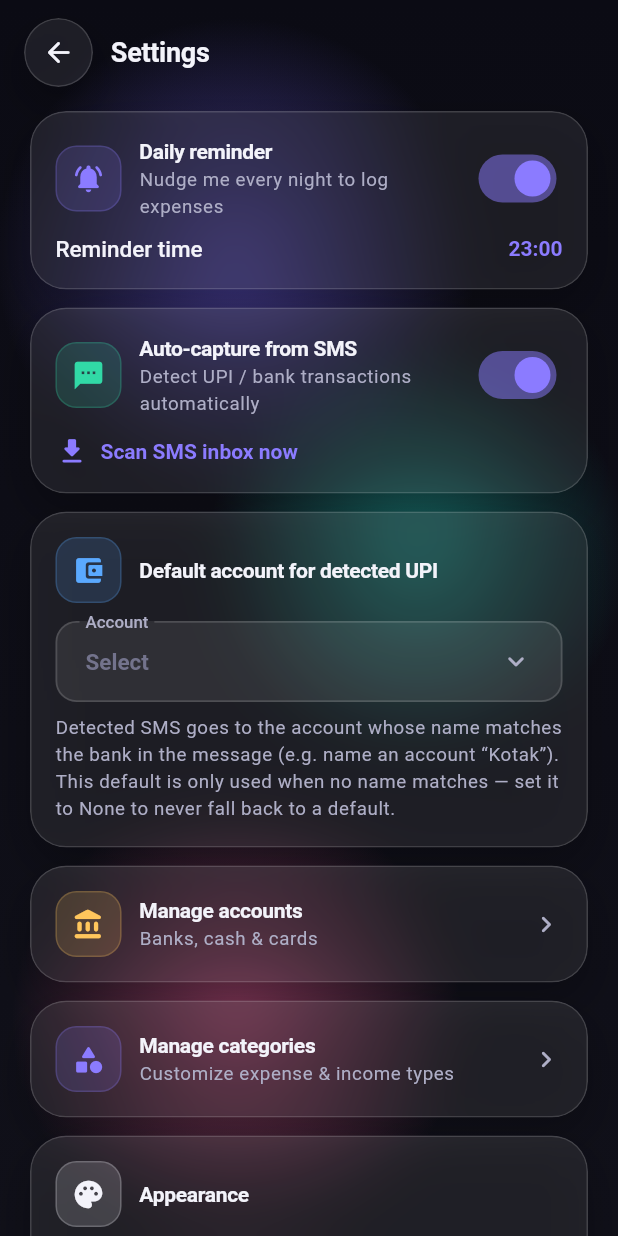
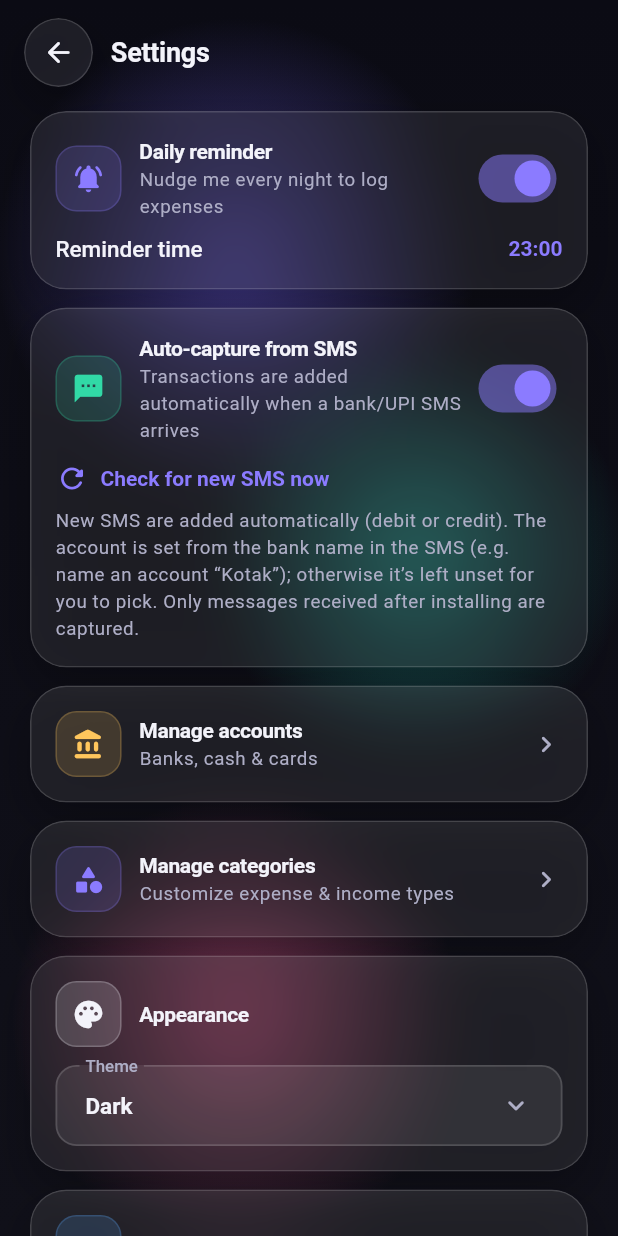
Before and after one commit to syedfarhan-596/Portfolio, a Flutter app: the SettingsScreen screen opened directly, on a phone screen of 412 x 824 dp. Run offline on Flutter 3.47's test engine with Material 3 defaults, Android fonts, the phone set to English and light mode, and no system bars; our stand-ins replace file_picker, flutter_contacts, flutter_local_notifications, flutter_riverpod, share_plus, shared_preferences and 2 more; missing offline and left inert: another_telephony; accounts and stored records are empty.

Commit message:
SMS: auto-add transactions (no approval), real-time capture, drop default account
- Incoming bank/UPI SMS are added directly as confirmed debit/credit txns and a
  notification is shown; user can edit category/account later
- Real-time foreground listener + catch-up scan on open/resume
- Only messages received after install are considered (lastSmsScan seeded to
  install time); old inbox is ignored
- Removed the default UPI account setting; account is set from the bank name in
  the SMS, otherwise left unassigned to edit later
- Bump to 1.3.0+5

Co-Authored-By: Claude Opus 4.8 <noreply@anthropic.com>
Claude-Session: https://claude.ai/code/session_015jv2Fdrw5L5yCDEZgMgGiU

```diff
--- a/farhans-wallet-flutter/lib/features/settings/settings_screen.dart
+++ b/farhans-wallet-flutter/lib/features/settings/settings_screen.dart
@@ -7,7 +7,6 @@ import '../../core/widgets/buttons.dart';
 import '../../core/widgets/detail_scaffold.dart';
 import '../../core/widgets/fields.dart';
 import '../../core/widgets/glass.dart';
-import '../../data/models.dart';
 import '../../state/wallet_state.dart';
 import 'accounts_screen.dart';
 import 'categories_screen.dart';
@@ -24,8 +23,6 @@ class _SettingsScreenState extends ConsumerState<SettingsScreen> {
   Widget build(BuildContext context) {
     final t = context.tokens;
     final prefs = ref.read(prefsProvider);
-    final data = ref.watch(walletProvider).value;
-    final accounts = data?.accounts ?? [];
 
     return DetailScaffold(
       title: 'Settings',
@@ -96,7 +93,7 @@ class _SettingsScreenState extends ConsumerState<SettingsScreen> {
                   Icons.sms_rounded,
                   t.success,
                   'Auto-capture from SMS',
-                  'Detect UPI / bank transactions automatically',
+                  'Transactions are added automatically when a bank/UPI SMS arrives',
                   Switch(
                     value: prefs.smsCapture,
                     activeThumbColor: t.accentA,
@@ -106,47 +103,33 @@ class _SettingsScreenState extends ConsumerState<SettingsScreen> {
                 const SizedBox(height: Insets.sm),
                 Pressable(
                   onTap: () async {
-                    final count = await ref.read(walletProvider.notifier).importSmsInbox();
+                    final sms = ref.read(smsServiceProvider);
+                    final granted = await sms.requestPermission();
+                    if (!granted) {
+                      if (!context.mounted) return;
+                      ScaffoldMessenger.of(context).showSnackBar(const SnackBar(
+                          content: Text('SMS permission is needed to read transactions')));
+                      return;
+                    }
+                    await ref.read(walletProvider.notifier).scanNewSms();
                     if (!context.mounted) return;
-                    ScaffoldMessenger.of(context).showSnackBar(SnackBar(
-                      content: Text(count < 0
-                          ? 'SMS permission needed to read transactions'
-                          : 'Imported $count transactions from SMS'),
-                    ));
+                    ScaffoldMessenger.of(context).showSnackBar(
+                        const SnackBar(content: Text('Checked for new transactions')));
                   },
                   child: Row(
                     children: [
-                      Icon(Icons.download_rounded, color: t.accentA),
+                      Icon(Icons.refresh_rounded, color: t.accentA),
                       const SizedBox(width: Insets.xs),
-                      Text('Scan SMS inbox now',
+                      Text('Check for new SMS now',
                           style: TextStyle(color: t.accentA, fontWeight: FontWeight.w600)),
                     ],
                   ),
                 ),
-              ],
-            ),
-          ),
-          const SizedBox(height: Insets.sm),
-          // Default UPI account
-          GlassCard(
-            child: Column(
-              crossAxisAlignment: CrossAxisAlignment.start,
-              children: [
-                _row(Icons.account_balance_wallet_rounded, t.info,
-                    'Default account for detected UPI', null, null),
-                const SizedBox(height: Insets.sm),
-                AppSelectField<Account?>(
-                  label: 'Account',
-                  value: accounts.where((a) => a.id == prefs.defaultUpiAccountId).firstOrNull,
-                  options: <Account?>[null, ...accounts],
-                  optionLabel: (a) => a == null ? 'None — auto-detect by bank only' : a.name,
-                  onChanged: (a) => setState(() => prefs.defaultUpiAccountId = a?.id ?? -1),
-                ),
                 const SizedBox(height: Insets.xs),
                 Text(
-                  'Detected SMS goes to the account whose name matches the bank in the '
-                  'message (e.g. name an account “Kotak”). This default is only used when '
-                  'no name matches — set it to None to never fall back to a default.',
+                  'New SMS are added automatically (debit or credit). The account is set from '
+                  'the bank name in the SMS (e.g. name an account “Kotak”); otherwise it’s left '
+                  'unset for you to pick. Only messages received after installing are captured.',
                   style: context.text.bodySmall?.copyWith(color: t.textMid),
                 ),
               ],
--- a/farhans-wallet-flutter/lib/main.dart
+++ b/farhans-wallet-flutter/lib/main.dart
@@ -15,6 +15,10 @@ Future<void> main() async {
   ));
 
   final prefs = await Prefs.create();
+  // Seed to install time so only SMS received after installing are captured.
+  if (prefs.lastSmsScan == 0) {
+    prefs.lastSmsScan = DateTime.now().millisecondsSinceEpoch;
+  }
 
   final notifications = NotificationService();
   await notifications.init();
--- a/farhans-wallet-flutter/lib/services/prefs.dart
+++ b/farhans-wallet-flutter/lib/services/prefs.dart
@@ -19,10 +19,12 @@ class Prefs {
   bool get smsCapture => _sp.getBool('sms_capture') ?? true;
   set smsCapture(bool v) => _sp.setBool('sms_capture', v);
 
-  int get defaultUpiAccountId => _sp.getInt('default_upi_account') ?? -1;
-  set defaultUpiAccountId(int v) => _sp.setInt('default_upi_account', v);
+  /// Whether we've already asked for SMS/notification permission once.
+  bool get smsPermAsked => _sp.getBool('sms_perm_asked') ?? false;
+  set smsPermAsked(bool v) => _sp.setBool('sms_perm_asked', v);
 
-  /// Epoch millis of the newest SMS already scanned (for incremental scans).
+  /// Epoch millis of the newest SMS already captured. Seeded to install time so
+  /// pre-existing (old) messages are never imported.
   int get lastSmsScan => _sp.getInt('last_sms_scan') ?? 0;
   set lastSmsScan(int v) => _sp.setInt('last_sms_scan', v);
 
--- a/farhans-wallet-flutter/lib/services/sms_service.dart
+++ b/farhans-wallet-flutter/lib/services/sms_service.dart
@@ -28,6 +28,7 @@ class SmsService {
   }
 
   void listenIncoming(void Function(SmsRecord) onMessage) {
+    try {
       _telephony.listenIncomingSms(
         onNewMessage: (SmsMessage message) {
           onMessage(SmsRecord(
@@ -37,5 +38,8 @@ class SmsService {
         },
         listenInBackground: false,
       );
+    } catch (_) {
+      // No SMS permission yet — listening will be retried after it's granted.
     }
   }
+}
--- a/farhans-wallet-flutter/pubspec.yaml
+++ b/farhans-wallet-flutter/pubspec.yaml
@@ -1,7 +1,7 @@
 name: farhans_wallet
 description: "Farhan's Wallet — premium offline expense, lending & investment tracker."
 publish_to: 'none'
-version: 1.2.1+4
+version: 1.3.0+5
 
 environment:
   sdk: ^3.5.0
```
Also changed, not shown: farhans-wallet-flutter/lib/features/shell/home_shell.dart (+11 -9 lines), farhans-wallet-flutter/lib/state/wallet_state.dart (+59 -35 lines), 3 other files. Lines whose indentation alone changed are shown as unchanged.
